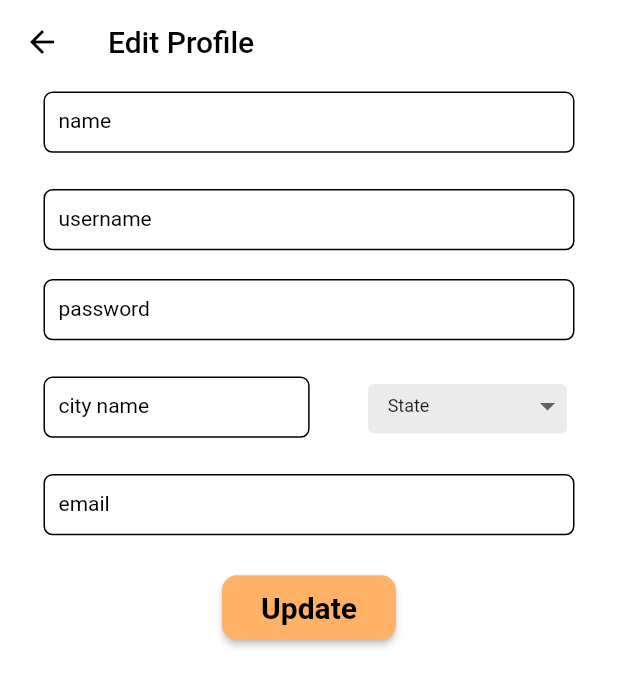
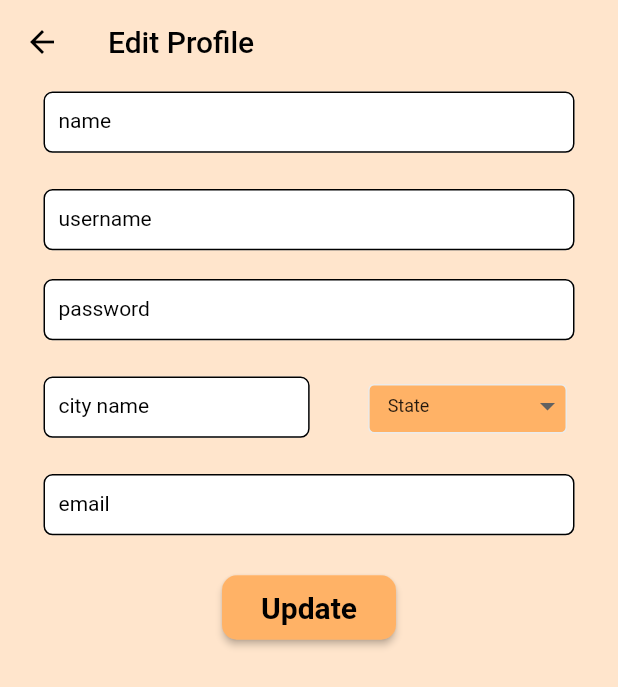
Before and after one commit to shibingong/YumYum_FYP, a Flutter app: the EditProfileScreen screen opened by its route, on a phone screen of 412 x 824 dp. Shown: the top 687 px of the screen. Run offline on Flutter 3.47's test engine with Material 2 defaults, Android fonts, the light colour scheme and no system bars; our stand-ins replace carousel_slider, email_validator, flutter_rating_bar, flutter_secure_storage, flutter_spinkit, get_it and 3 more; accounts and stored records are empty; statements that could not run were skipped.

Commit message:
Bug Fixed

```diff
--- a/yumyum_frontend/lib/app/dependencies.dart
+++ b/yumyum_frontend/lib/app/dependencies.dart
@@ -31,7 +31,7 @@ GetIt dependency = GetIt.instance;
 void init() {
   // Services
   dependency.registerLazySingleton<RestService>(
-    () => RestService(baseUrl: 'http://10.216.97.20:3000'),
+    () => RestService(baseUrl: 'http://172.20.10.2:3000'),
   );
   dependency.registerLazySingleton<AuthService>(() => AuthService());
   dependency.registerLazySingleton<LoginService>(() => LoginServiceRest());
--- a/yumyum_frontend/lib/screens/edit_profile/edit_profile_view.dart
+++ b/yumyum_frontend/lib/screens/edit_profile/edit_profile_view.dart
@@ -28,7 +28,7 @@ class EditProfileScreen extends StatelessWidget {
               iconTheme: IconThemeData(color: Colors.black),
             ),
             // extendBodyBehindAppBar: true,
-            backgroundColor: Colors.white,
+            backgroundColor: Color.fromRGBO(255, 229, 204, 1),
             body: SingleChildScrollView(
               child: Stack(children: [
                 SingleChildScrollView(
--- a/yumyum_frontend/lib/screens/my_profile/my_profile_viewmodel.dart
+++ b/yumyum_frontend/lib/screens/my_profile/my_profile_viewmodel.dart
@@ -91,6 +91,7 @@ class MyProfileViewModel extends Viewmodel {
     final _picker = ImagePicker();
     XFile pickedFile = await _picker.pickImage(source: ImageSource.gallery);
     if (pickedFile != null) {
+      print("here");
       File file = File(pickedFile.path);
       String photourl = await dataService.uploadImage(file);
       user.profileImage = photourl;
--- a/yumyum_frontend/lib/screens/registration/registration_view.dart
+++ b/yumyum_frontend/lib/screens/registration/registration_view.dart
@@ -29,7 +29,7 @@ class RegistrationScreen extends StatelessWidget {
               iconTheme: IconThemeData(color: Colors.black),
             ),
             // extendBodyBehindAppBar: true,
-            backgroundColor: Colors.white,
+            backgroundColor: Color.fromRGBO(255, 229, 204, 1),
             body: SingleChildScrollView(
               child: Stack(children: [
                 SingleChildScrollView(
--- a/yumyum_frontend/lib/widgets/dropdownlist.dart
+++ b/yumyum_frontend/lib/widgets/dropdownlist.dart
@@ -14,7 +14,7 @@ class DropDownList extends StatelessWidget {
         padding: EdgeInsets.only(left: 12.0, right: 0, top: 1.5, bottom: 1.5),
         margin: EdgeInsets.only(right: 5, bottom: 7),
         decoration: ShapeDecoration(
-          color: Color.fromRGBO(235, 235, 235, 1),
+          color: Color.fromRGBO(255, 178, 102, 1),
           shape: RoundedRectangleBorder(
             side: BorderSide(
                 width: 1.0,
```
Also changed, not shown: yumyum_backend/public/images/image_picker1016048002214120917.jpg (renamed from yumyum_backend/public/images/image_picker3426446258736550559.jpg), yumyum_backend/public/images/image_picker3277046845441194506.jpg (deleted), yumyum_backend/public/images/image_picker7270701921191935198.jpg (deleted), 2 other files.
